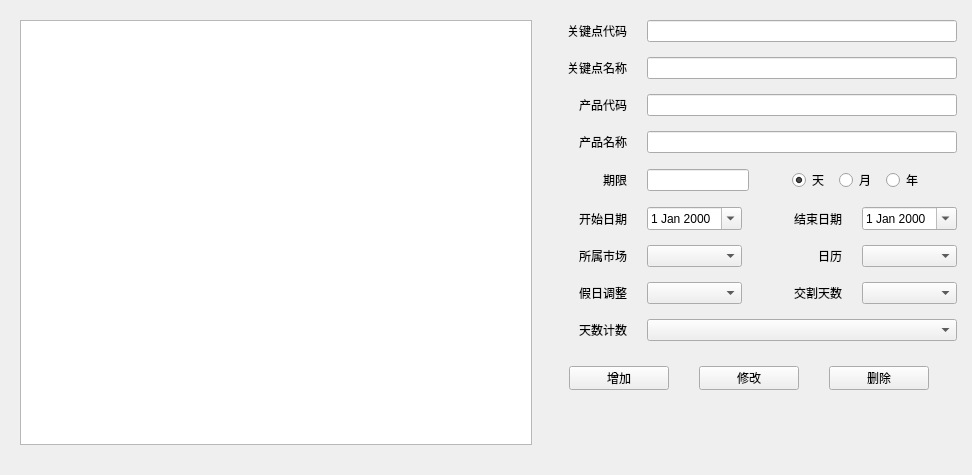
ruofeng216/fmlnew, file FML/view/mainframe/key_point_definition.ui: the form before one commit.
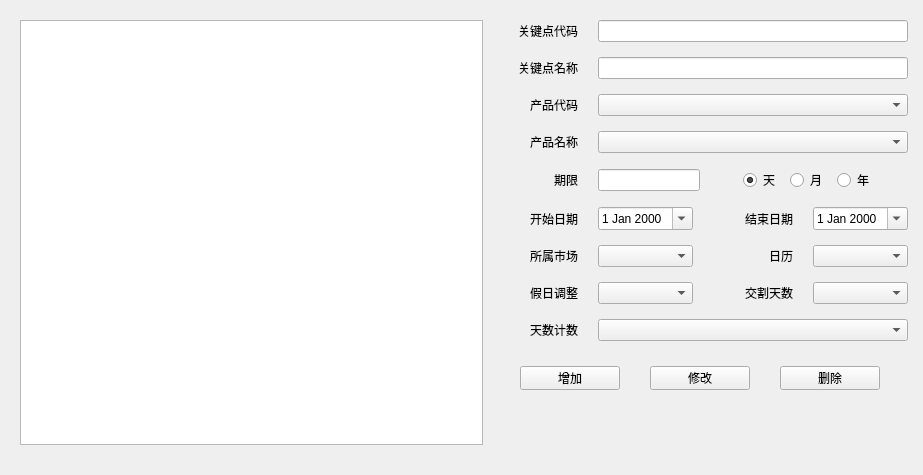
The form after the commit.

```diff
--- a/FML/view/mainframe/key_point_definition.ui
+++ b/FML/view/mainframe/key_point_definition.ui
@@ -6,7 +6,7 @@
    <rect>
     <x>0</x>
     <y>0</y>
-    <width>972</width>
+    <width>923</width>
     <height>475</height>
    </rect>
   </property>
@@ -141,7 +141,7 @@
           </widget>
          </item>
          <item>
-          <widget class="QLineEdit" name="leProductCode"/>
+          <widget class="QComboBox" name="cbProductCode"/>
          </item>
         </layout>
        </item>
@@ -173,7 +173,7 @@
           </widget>
          </item>
          <item>
-          <widget class="QLineEdit" name="leProductName"/>
+          <widget class="QComboBox" name="cbProductName"/>
          </item>
         </layout>
        </item>
```
